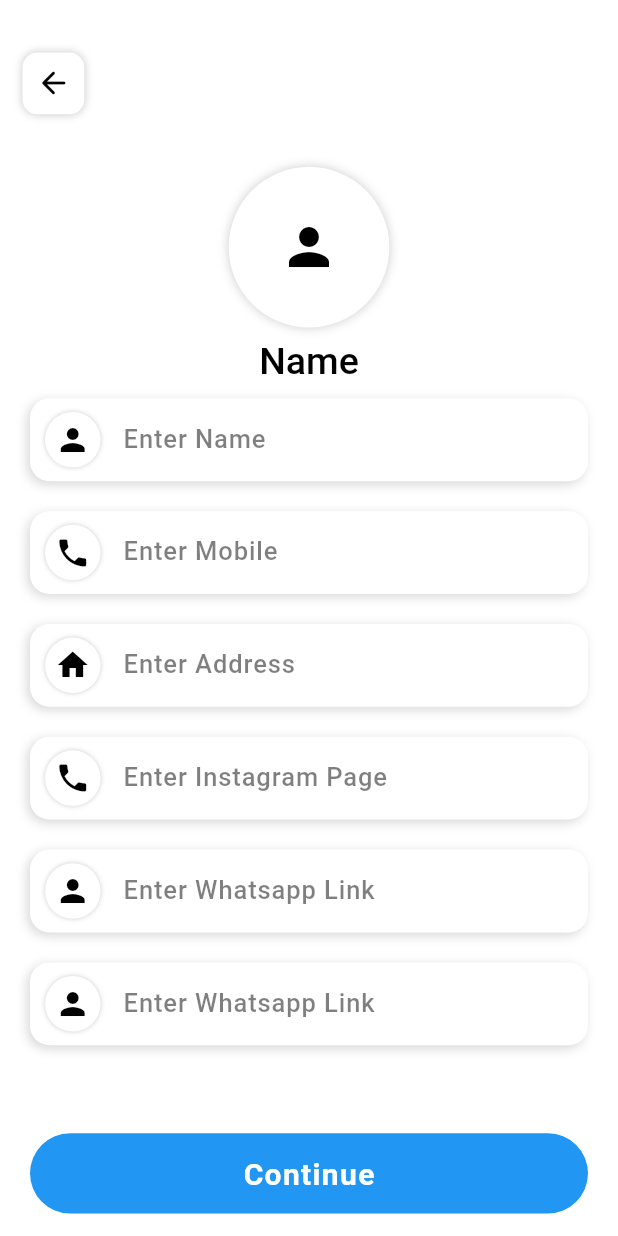
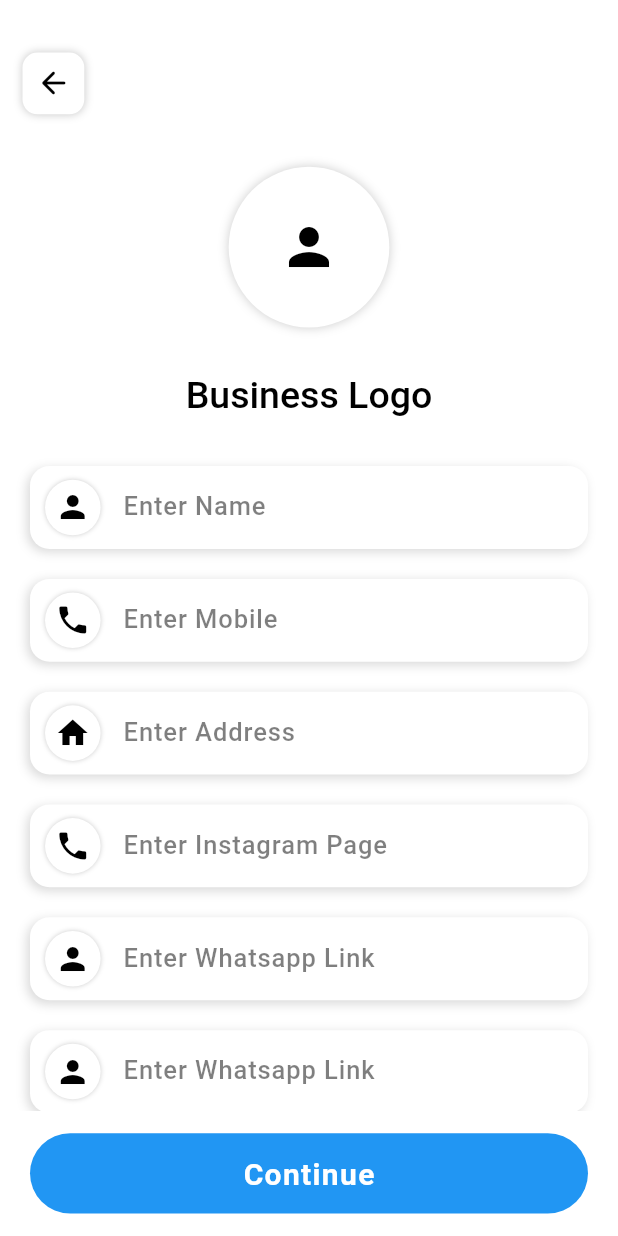
Before and after one commit to MayurDhaduk-2832/market, a Flutter app: the BusinessAddScreen screen opened by its route, on a phone screen of 412 x 824 dp. Run offline on Flutter 3.47's test engine with Material 2 defaults, Android fonts, the phone set to English and light mode, and no system bars; our stand-ins replace connectivity_plus, device_preview, dio, firebase_auth, firebase_core, fluttertoast and 4 more; accounts and stored records are empty; network calls fail.

Commit message:
- working on business

```diff
--- a/lib/modules/business/view/business_add.dart
+++ b/lib/modules/business/view/business_add.dart
@@ -64,13 +64,15 @@ class _BusinessAddScreenState extends State<BusinessAddScreen> {
             SizedBox(
               height: height * 0.01,
             ),
-            const Center(
+             SizedBox(height: height * 0.09,
+               child: Center(
                 child: Text(
-                "Name",
+                  "Business Logo",
                   style: TextStyle(
                       color: Colors.black,
                       fontSize: 25,
                       fontWeight: FontWeight.w500),
+                ),
             ),
              ),
             Expanded(
--- a/lib/modules/language/view/language_view.dart
+++ b/lib/modules/language/view/language_view.dart
@@ -184,7 +184,8 @@ class _LanguageViewState extends State<LanguageView> {
                     ),
                     GestureDetector(
                       onTap: () {
-                        Get.toNamed(Routes.PRODUCT_VIEW);
+                      //  Get.toNamed(Routes.PRODUCT_VIEW);
+                        Get.toNamed(Routes.BUSINESS_ADD_VIEW);
                       },
                       child: Container(
                         alignment: Alignment.center,
```
Lines whose indentation alone changed are shown as unchanged.
